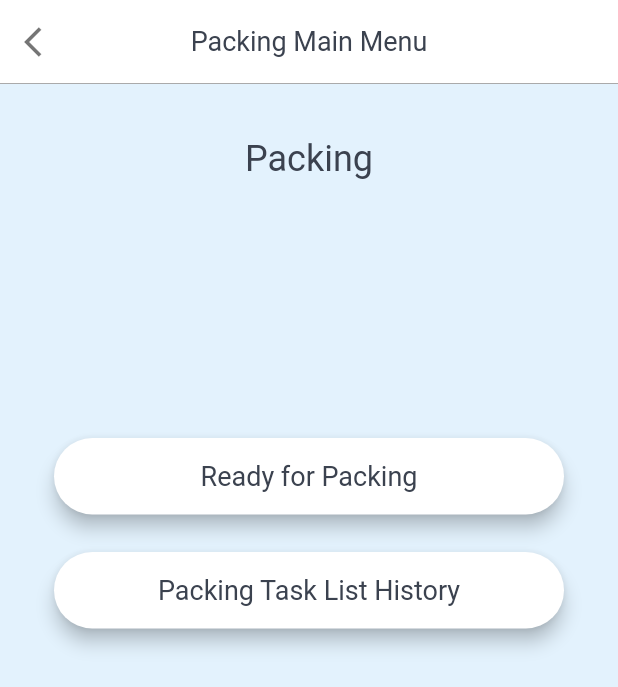
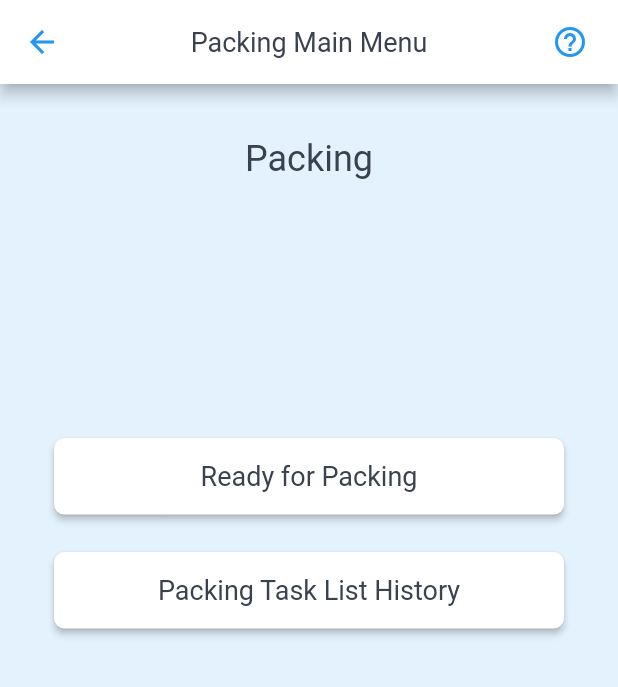
Before and after one commit to GabDev97/WorkflowApplication, a Flutter app: the Menu screen opened directly, on a phone screen of 412 x 824 dp. Shown: the top 687 px of the screen. Run offline on Flutter 3.47's test engine with Material 2 defaults, Android fonts, the phone set to English and light mode, and no system bars; our stand-ins replace badges.

Commit message:
Update
Updated colors, AppBar , CustomButton and Pubspec.yaml

```diff
--- a/workflowapp/lib/resources/appbar.dart
+++ b/workflowapp/lib/resources/appbar.dart
@@ -7,36 +7,38 @@ class CustomAppBar extends StatelessWidget with PreferredSizeWidget{
   CustomAppBar({Key key, @required this.title});
 
   @override
-  Size get preferredSize => Size.fromHeight(kToolbarHeight);
-
   Widget build(BuildContext context) {
-    return Scaffold(
-        appBar: AppBar(
-          backgroundColor: Colors.white,
-          elevation: 0.0,
-          titleSpacing: 10.0,
-          centerTitle: true,
-          title: new Text(
-            title,
-            style: Theme.of(context).textTheme.bodyText1,
-          ),
-          leading: InkWell(
+    return AppBar(
+      centerTitle: true,
+      title: Text(title, style: Theme.of(context).textTheme.bodyText1
+      ),
+      backgroundColor: Palette.whiteColor,
+      leading: GestureDetector(
+        onTap: () {
+          Navigator.pop(context);
+        },
+        child: Icon(
+          Icons.arrow_back,
+          color: Palette.dodgerBlueColor,
+        ),
+      ),
+      actions: <Widget>[
+        Padding(
+          padding: EdgeInsets.only(right: 20.0),
+          child: GestureDetector(
             onTap: () {
-              Navigator.pop(context);
+              //Do something
             },
             child: Icon(
-              Icons.arrow_back_ios,
-              color: Colors.black54,
+              Icons.help_outline,
+              color: Palette.dodgerBlueColor,
             ),
           ),
-            bottom: PreferredSize( //Draw a line at the bottom of app bar
-                child: Container(
-                  color: Palette.greyColor,
-                  height: 0.5,
-                ),
-                preferredSize : Size.fromHeight(0.5)
-            )
         )
+      ],
     );
   }
+
+  @override
+  Size get preferredSize => new Size.fromHeight(kToolbarHeight);
 }
--- a/workflowapp/lib/resources/colors.dart
+++ b/workflowapp/lib/resources/colors.dart
@@ -13,4 +13,5 @@ class Palette
   static Color aliceBlueColor = new Color(0xffE3F2FD );
   static Color persianGreenColor = new Color(0xff26A69A);
   static Color redColor = new Color(0xffFF0000);
+  static Color lightBlueAccentColor = new Color(0xff40c4ff);
 }
--- a/workflowapp/lib/resources/custombutton.dart
+++ b/workflowapp/lib/resources/custombutton.dart
@@ -83,15 +83,18 @@ class CustomButton extends StatelessWidget {
       childWidget = Text(name, textAlign: TextAlign.center, style: textTheme);
     }
 
-    //0xff2196f3
-    return MaterialButton(
-      elevation: 5.0,
-      color: color,
-      minWidth: MediaQuery.of(context).size.width,
-      padding: EdgeInsets.fromLTRB(20.0, 15.0, 20.0, 15.0),
-      shape: RoundedRectangleBorder(borderRadius: BorderRadius.all(Radius.circular(30.0))),
+    return RawMaterialButton(
+      fillColor: color,
+      padding: EdgeInsets.all(15.0),
+      child: Row(
+        mainAxisAlignment: MainAxisAlignment.center,
+        // Replace with a Row for horizontal icon + text
+        children: <Widget>[
+          childWidget
+        ],
+      ),
       onPressed: onPressed,
-      child: childWidget,
+      shape: RoundedRectangleBorder(borderRadius: BorderRadius.circular(7.0)),
     );
   }
 }
```
Also changed, not shown: workflowapp/pubspec.yaml (+6 -6 lines).
